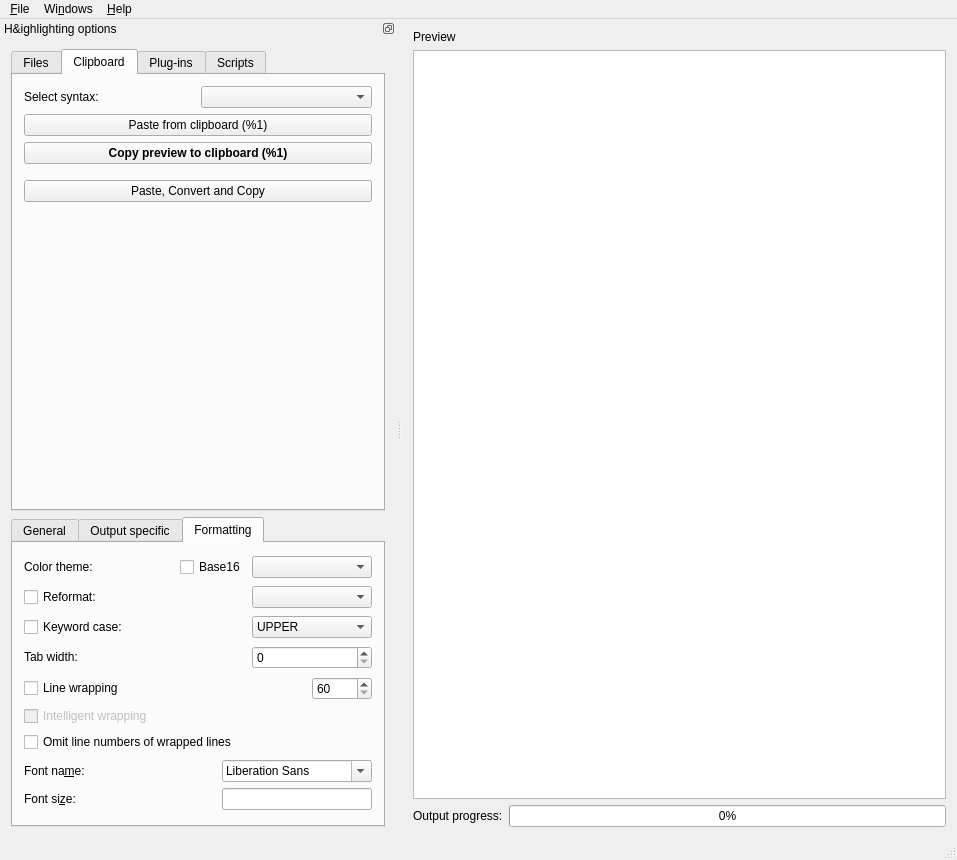
First picture: the form in src/gui-qt/mainwindow.ui, repository tajmone/highlight, before the edit.
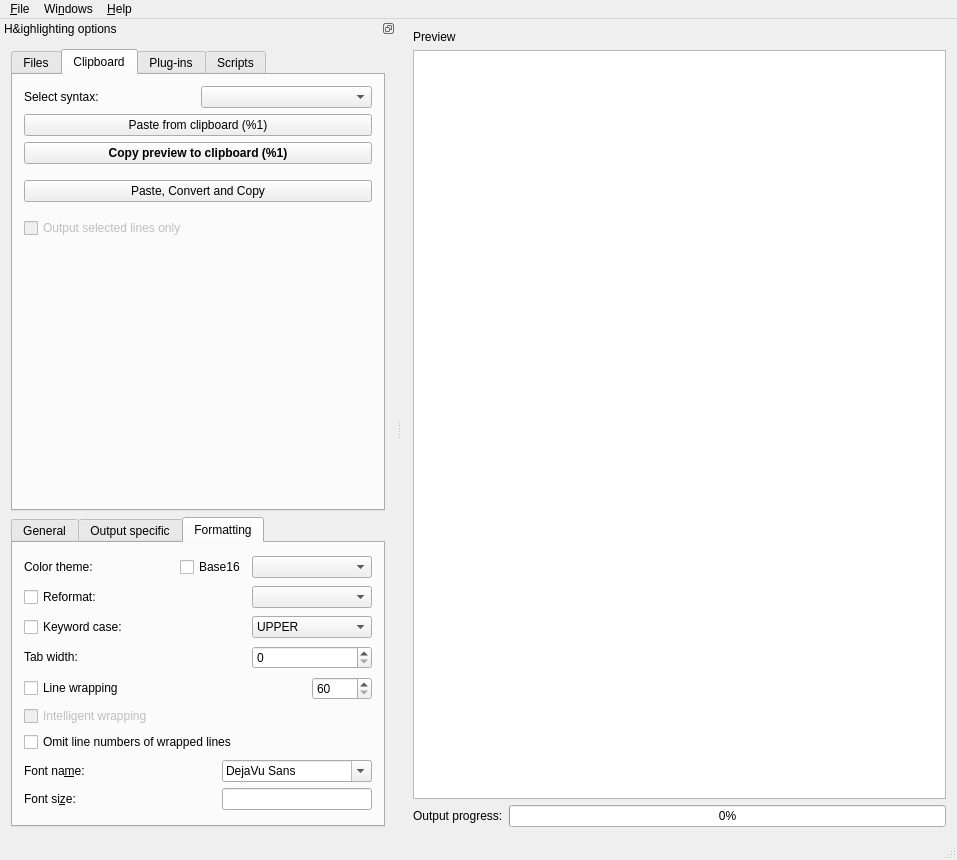
Second picture: the form after the edit. The open tabs and pages were chosen to show the change. Icons and pictures are not drawn.

Commit message: GUI: added checkbox to output selection only

The edit to the form file:
```diff
--- a/src/gui-qt/mainwindow.ui
+++ b/src/gui-qt/mainwindow.ui
@@ -488,6 +488,35 @@
            </property>
           </widget>
          </item>
+         <item>
+          <spacer name="verticalSpacer_8">
+           <property name="orientation">
+            <enum>Qt::Vertical</enum>
+           </property>
+           <property name="sizeType">
+            <enum>QSizePolicy::Minimum</enum>
+           </property>
+           <property name="sizeHint" stdset="0">
+            <size>
+             <width>20</width>
+             <height>10</height>
+            </size>
+           </property>
+          </spacer>
+         </item>
+         <item>
+          <widget class="QCheckBox" name="cbCopyRange">
+           <property name="enabled">
+            <bool>false</bool>
+           </property>
+           <property name="toolTip">
+            <string>Only output the selected lines of the preview.</string>
+           </property>
+           <property name="text">
+            <string>Output selected lines only</string>
+           </property>
+          </widget>
+         </item>
          <item>
           <spacer name="verticalSpacer_12">
            <property name="orientation">
@@ -2324,7 +2353,7 @@
              </property>
              <property name="currentFont">
               <font>
-               <family>Lucida Grande</family>
+               <family>DejaVu Sans</family>
               </font>
              </property>
             </widget>
```
Left out of the diff: 4 changed lines with no effect on the pictures. The commit also changes 12 other files.
